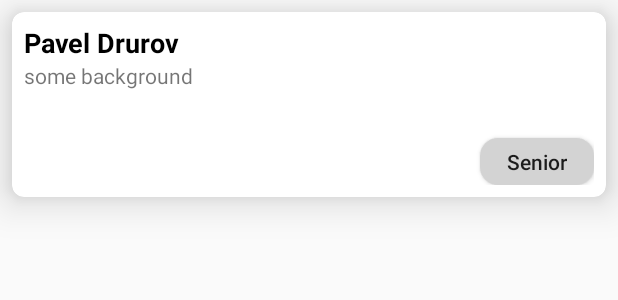
After one commit to akali/MyApp, an Android app: the layout item_candidate.xml on its own in the app's theme, with its tools: preview values and no code run, on a phone screen of 412 x 824 dp. The commit adds this screen. Shown: the top 300 px of the screen. Run offline under Robolectric (Android 15) with nearby library versions, the phone set to English and light mode, and no system bars.

Commit message:
Add Candidate list

```diff
--- /dev/null
+++ b/app/src/main/java/com/example/hrapp/models/Candidate.java
@@ -0,0 +1,6 @@
+package com.example.hrapp.models;
+
+public class Candidate {
+  private int mId;
+
+}
--- /dev/null
+++ b/app/src/main/res/layout/item_candidate.xml
@@ -0,0 +1,58 @@
+<?xml version="1.0" encoding="utf-8"?>
+<android.support.v7.widget.CardView xmlns:android="http://schemas.android.com/apk/res/android"
+    xmlns:app="http://schemas.android.com/apk/res-auto"
+    android:layout_margin="8dp"
+    android:layout_width="match_parent"
+    android:layout_height="wrap_content"
+    app:cardCornerRadius="8dp"
+    android:elevation="16dp"
+    app:cardElevation="16dp"
+    >
+
+    <LinearLayout
+        android:padding="8dp"
+        android:layout_width="match_parent"
+        android:layout_height="match_parent"
+        android:orientation="vertical"
+        >
+
+        <TextView
+            android:id="@+id/name_text_view"
+            android:layout_width="match_parent"
+            android:layout_height="wrap_content"
+            android:textSize="18sp"
+            android:textStyle="bold"
+            android:textColor="@android:color/black"
+            android:gravity="center_vertical"
+            android:text="Pavel Drurov" />
+
+        <TextView
+            android:id="@+id/bio_text_view"
+            android:text="some background"
+            android:lines="3"
+            android:layout_width="wrap_content"
+            android:layout_height="wrap_content" />
+
+        <Button
+            android:layout_gravity="end"
+            android:gravity="center"
+            android:id="@+id/level_button"
+            android:layout_width="wrap_content"
+            android:layout_height="wrap_content"
+            android:textAllCaps="false"
+            android:text="Senior"
+            android:textSize="14sp"
+            android:minHeight="1dp"
+            android:minWidth="1dp"
+            android:paddingTop="6dp"
+            android:paddingBottom="6dp"
+            android:paddingLeft="18dp"
+            android:paddingRight="18dp"
+            android:background="@drawable/button_default_rounded"/>
+
+
+    </LinearLayout>
+
+
+
+</android.support.v7.widget.CardView>
```
Also changed, not shown: app/src/main/java/com/example/hrapp/CandidateFragment.java (+19 -1 lines), app/src/main/java/com/example/hrapp/adapter/CandidateAdapter.java (added, +55 -0 lines), app/src/main/res/layout/fragment_candidate.xml (+3 -4 lines).
